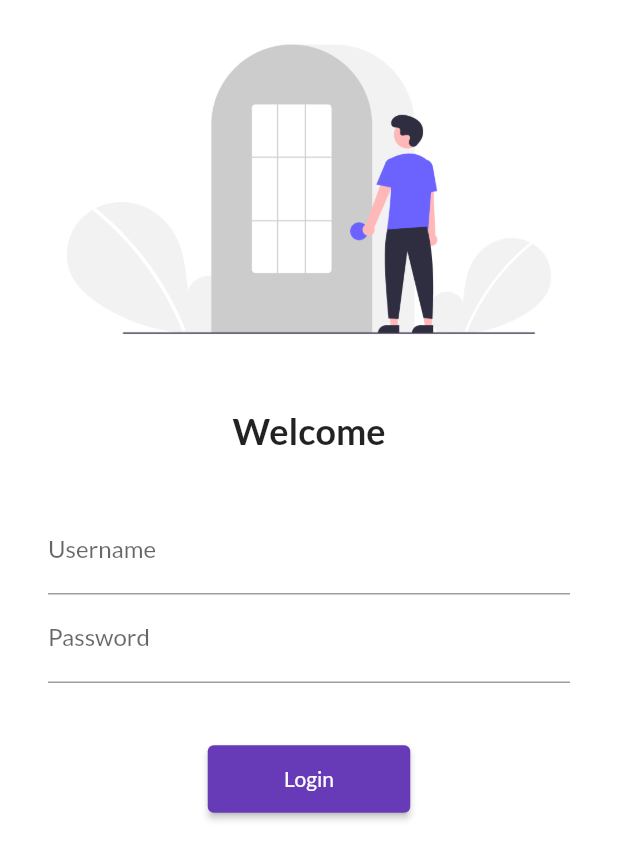
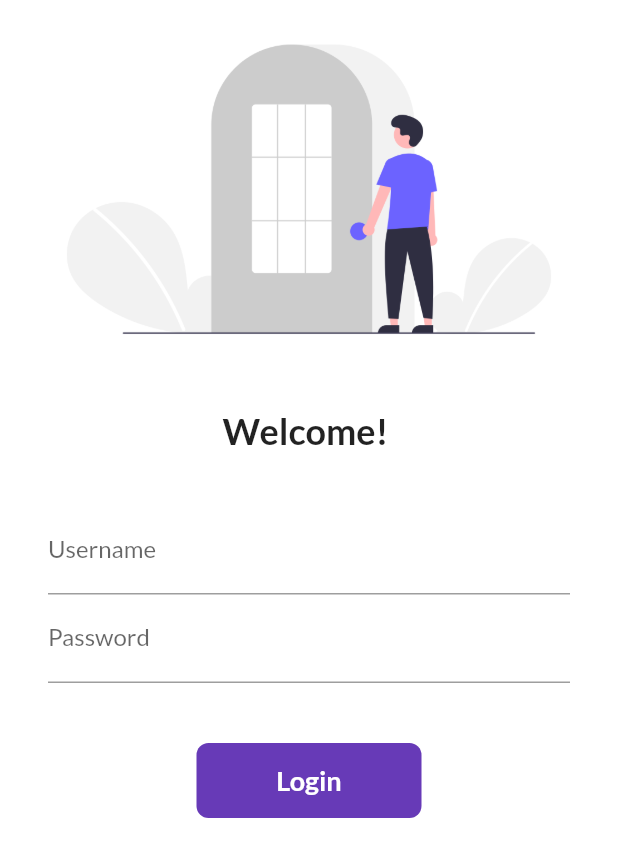
Before and after one commit to Rushil-Patel-11011/30-Days-Of-Flutter, a Flutter app: the screen it shows after launch, on a phone screen of 412 x 824 dp. Shown: the top 860 px of the screen. Run offline on Flutter 3.47's test engine with Material 2 defaults, Android fonts, the light colour scheme and no system bars; our stand-ins replace google_fonts.

Commit message:
Day 6 completed

```diff
--- a/lib/pages/login_page.dart
+++ b/lib/pages/login_page.dart
@@ -2,7 +2,15 @@
 
 import '../utils/routes.dart';
 
-class LoginPage extends StatelessWidget {
+class LoginPage extends StatefulWidget {
+  @override
+  _LoginPageState createState() => _LoginPageState();
+}
+
+class _LoginPageState extends State<LoginPage> {
+  String name = "";
+  bool changeButton = false;
+
   @override
   Widget build(BuildContext context) {
     return Material(
@@ -18,7 +26,7 @@
                 height: 20.0,
               ),
               Text(
-                "Welcome",
+                "Welcome! $name",
                 style: TextStyle(
                   fontSize: 24,
                   fontWeight: FontWeight.bold,
@@ -37,6 +45,10 @@
                         hintText: "Enter username",
                         labelText: "Username",
                       ),
+                      onChanged: (value) {
+                        name = value;
+                        setState(() {});
+                      },
                     ),
                     TextFormField(
                       obscureText: true,
@@ -48,15 +60,47 @@
                     SizedBox(
                       height: 40.0,
                     ),
-                    ElevatedButton(
-                      onPressed: () {
+
+                    InkWell(
+                      onTap: () async {
+                        setState(() {
+                          changeButton = true;
+                        });
+                        await Future.delayed(Duration(milliseconds: 340));
                         Navigator.pushNamed(context, MyRoutes.homeRoute);
                       },
-                      child: Text("Login"),
-                      style: TextButton.styleFrom(
-                        minimumSize: Size(135, 45),
+                      child: AnimatedContainer(
+                        duration: Duration(milliseconds: 340),
+                        width: changeButton ? 50 : 150,
+                        height: 50,
+                        alignment: Alignment.center,
+                        child: changeButton
+                            ? Icon(Icons.done, color: Colors.white)
+                            : Text(
+                                "Login",
+                                style: TextStyle(
+                                    color: Colors.white,
+                                    fontWeight: FontWeight.bold,
+                                    fontSize: 18),
+                              ),
+                        decoration: BoxDecoration(
+                          color: Colors.deepPurple,
+                          // shape : changeButton ? BoxShape.circle : BoxShape.rectangle,
+                          borderRadius:
+                              BorderRadius.circular(changeButton ? 50 : 8),
+                        ),
                       ),
                     ),
+
+                    // ElevatedButton(
+                    //   onPressed: () {
+                    //     Navigator.pushNamed(context, MyRoutes.homeRoute);
+                    //   },
+                    //   child: Text("Login"),
+                    //   style: TextButton.styleFrom(
+                    //     minimumSize: Size(135, 45),
+                    //   ),
+                    // ),
                   ],
                 ),
               )
```
